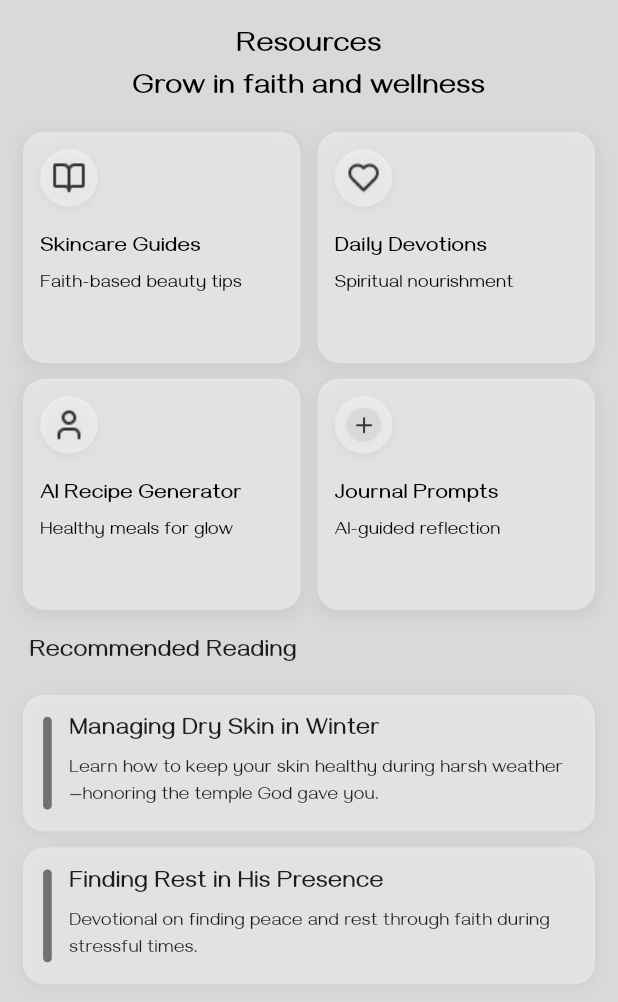
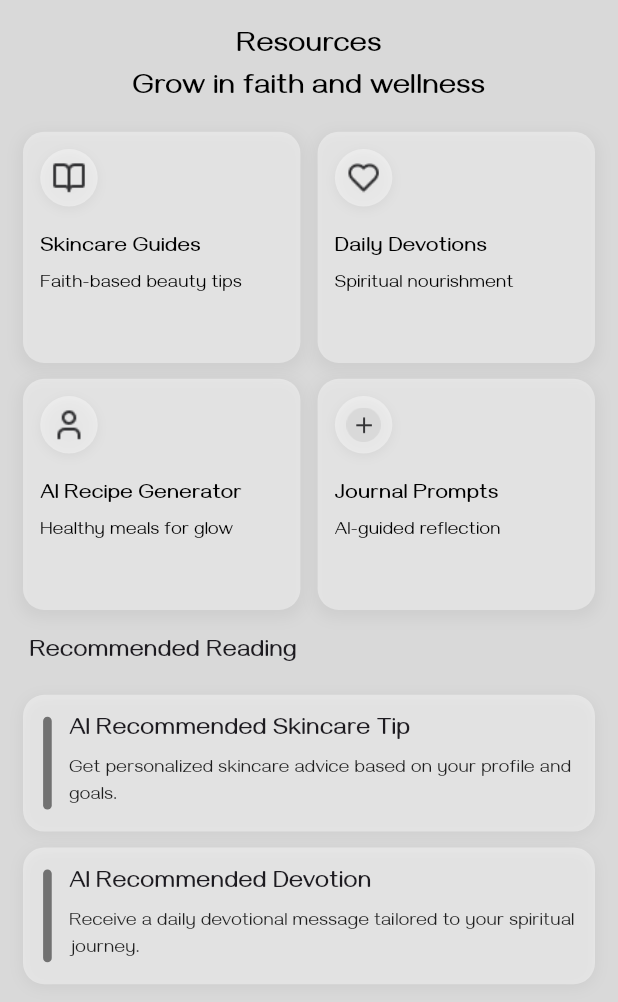
Before and after one commit to Galib-Mahmud/skin_care, a Flutter app: the CheckinScreen2 screen opened by its route, on a phone screen of 412 x 824 dp. Shown: the top 1002 px of the screen. Run offline on Flutter 3.47's test engine with Material 3 defaults, Android fonts, the phone set to English and light mode, and no system bars; our stand-ins replace flutter_screenutil, get, image_picker, shared_preferences; accounts and stored records are empty; network calls fail.

Commit message:
Refactor resources structure and implement AI recommended reading feature

```diff
--- a/lib/core/endpoint/api_endpoint.dart
+++ b/lib/core/endpoint/api_endpoint.dart
@@ -48,7 +48,7 @@ class ApiEndpoint {
   // ─── AI Section ────────────────────────────────────────────────────
   static const String aiChatbot              = "/api/v1/services/ai-chatbot/";
   static const String chatSessions           = "/api/v1/services/chat-sessions/";
-  static const String aiRecommendedReading   = "$baseUrl/api/v1/services/ai-recommended-reading/";
+  static const String aiRecommendedReading   = "/api/v1/services/ai-recommended-reading/";
   static const String aiRecommendedProducts  = "$baseUrl/api/v1/services/recommended-products/";
 
   // ─── Shop - Categories (Public) ────────────────────────────────────
--- a/lib/feature/auth/controller/auth_controller.dart
+++ b/lib/feature/auth/controller/auth_controller.dart
@@ -1,4 +1,4 @@
-// lib/feature/auth/controller/auth_controller.dart
+// lib/feature/auth/controller/chat_bot_controller.dart
 
 import 'dart:convert';
 import 'package:flutter/material.dart';
--- a/lib/feature/chat_bot/screens/jurnal_chatbot_screen.dart
+++ b/lib/feature/chat_bot/screens/jurnal_chatbot_screen.dart
@@ -6,7 +6,7 @@ import 'package:get/get_core/src/get_main.dart';
 import 'package:get/get_instance/src/extension_instance.dart';
 import 'package:get/get_navigation/src/extension_navigation.dart';
 import 'package:get/get_state_manager/src/rx_flutter/rx_obx_widget.dart';
-import 'package:skincare/feature/chat_bot/controller/auth_controller.dart';
+import 'package:skincare/feature/chat_bot/controller/chat_bot_controller.dart';
 
 import '../../../widget/home/custom_app_bar.dart';
 import '../models/chat_history_model.dart';
--- a/lib/feature/home/jurnal_prompts_screen.dart
+++ b/lib/feature/home/jurnal_prompts_screen.dart
@@ -1,7 +1,7 @@
 import 'package:flutter/material.dart';
 import 'package:flutter_screenutil/flutter_screenutil.dart';
 import 'package:get/get.dart';
-import 'package:skincare/feature/chat_bot/controller/auth_controller.dart';
+import 'package:skincare/feature/chat_bot/controller/chat_bot_controller.dart';
 
 import '../../routes/route_name.dart';
 
--- a/lib/feature/home/main_screen.dart
+++ b/lib/feature/home/main_screen.dart
@@ -1,7 +1,7 @@
 import 'package:flutter/material.dart';
 import 'package:flutter_screenutil/flutter_screenutil.dart';
 import 'package:get/get.dart';
-import 'package:skincare/feature/home/resources.dart';
+import 'package:skincare/feature/resources/screens/resources.dart';
 import 'package:skincare/feature/home/checkin_screen1.dart';
 import 'package:skincare/feature/home/home_screen.dart';
 import 'package:skincare/feature/profile/profile_screen.dart';
--- /dev/null
+++ b/lib/feature/resources/controller/resources_controller.dart
@@ -0,0 +1,41 @@
+import 'package:get/get.dart';
+import 'package:skincare/feature/chat_bot/models/chat_history_model.dart';
+import '../../../core/endpoint/api_client.dart';
+import '../../../core/endpoint/api_endpoint.dart';
+import '../../../routes/route_name.dart';
+import '../models/reading_model.dart';
+
+class ResourcesController extends GetxController {
+  final ApiClient _apiClient = ApiClient(baseUrl: ApiEndpoint.baseUrl);
+
+  final RxBool isLoading = false.obs;
+  final Rx<ReadingModel?> recommendedReading = Rx<ReadingModel?>(null);
+
+  @override
+  void onInit() {
+    super.onInit();
+    loadReading();
+  }
+
+  Future<void> loadReading() async {
+    isLoading.value = true;
+
+    try {
+      final response = await _apiClient.get(
+        ApiEndpoint.aiRecommendedReading,
+        requiresAuth: true,
+      );
+
+      if (response != null && response['data'] != null) {
+        recommendedReading.value =
+            ReadingModel.fromJson(response['data']);
+      }
+    } catch (e) {
+      print("Error loading AI recommended reading: $e");
+    } finally {
+      isLoading.value = false;
+    }
+  }
+
+
+}
--- /dev/null
+++ b/lib/feature/resources/models/reading_model.dart
@@ -0,0 +1,45 @@
+class ReadingModel {
+  Skincare? skincare;
+  Skincare? devotion;
+
+  ReadingModel({this.skincare, this.devotion});
+
+  ReadingModel.fromJson(Map<String, dynamic> json) {
+    skincare = json['skincare'] != null
+        ? new Skincare.fromJson(json['skincare'])
+        : null;
+    devotion = json['devotion'] != null
+        ? new Skincare.fromJson(json['devotion'])
+        : null;
+  }
+
+  Map<String, dynamic> toJson() {
+    final Map<String, dynamic> data = new Map<String, dynamic>();
+    if (this.skincare != null) {
+      data['skincare'] = this.skincare!.toJson();
+    }
+    if (this.devotion != null) {
+      data['devotion'] = this.devotion!.toJson();
+    }
+    return data;
+  }
+}
+
+class Skincare {
+  String? title;
+  String? content;
+
+  Skincare({this.title, this.content});
+
+  Skincare.fromJson(Map<String, dynamic> json) {
+    title = json['title'];
+    content = json['content'];
+  }
+
+  Map<String, dynamic> toJson() {
+    final Map<String, dynamic> data = new Map<String, dynamic>();
+    data['title'] = this.title;
+    data['content'] = this.content;
+    return data;
+  }
+}
--- a/lib/feature/home/resources.dart
+++ b/lib/feature/resources/screens/resources.dart
@@ -1,6 +1,7 @@
 import 'package:flutter/material.dart';
 import 'package:flutter_screenutil/flutter_screenutil.dart';
 import 'package:get/get.dart';
+import 'package:skincare/feature/resources/controller/resources_controller.dart';
 import 'package:skincare/routes/route_name.dart';
 
 class CheckinScreen2 extends StatelessWidget {
@@ -8,8 +9,9 @@ class CheckinScreen2 extends StatelessWidget {
 
   @override
   Widget build(BuildContext context) {
+    final ResourcesController resourcesController = Get.put(ResourcesController());
+
     return Scaffold(
-
       body: SafeArea(
         child: SingleChildScrollView(
           padding: EdgeInsets.symmetric(horizontal: 16.w, vertical: 12.h),
@@ -78,16 +80,22 @@ class CheckinScreen2 extends StatelessWidget {
                 style: TextStyle(fontSize: 18.sp, fontWeight: FontWeight.w700),
               ),
               SizedBox(height: 18.h),
-              const _ReadingCard(
-                title: 'Managing Dry Skin in Winter',
-                content:
-                'Learn how to keep your skin healthy during harsh weather—honoring the temple God gave you.',
+              Obx(
+                () => _ReadingCard(
+                  title: resourcesController.recommendedReading.value?.skincare?.title ??
+                      'AI Recommended Skincare Tip',
+                  content: resourcesController.recommendedReading.value?.skincare?.content ??
+                      'Get personalized skincare advice based on your profile and goals.',
+                )
               ),
               SizedBox(height: 12.h),
-              const _ReadingCard(
-                title: 'Finding Rest in His Presence',
-                content:
-                'Devotional on finding peace and rest through faith during stressful times.',
+              Obx(
+                () => _ReadingCard(
+                  title: resourcesController.recommendedReading.value?.devotion?.title ??
+                      'AI Recommended Devotion',
+                  content: resourcesController.recommendedReading.value?.devotion?.content ??
+                      'Receive a daily devotional message tailored to your spiritual journey.',
+                )
               ),
               SizedBox(height: 80.h), // leave space above bottom bar
             ],
@@ -189,11 +197,28 @@ class _ReadingCard extends StatelessWidget {
   final String title;
   final String content;
 
-  const _ReadingCard({required this.title, required this.content});
+  _ReadingCard({required this.title, required this.content});
 
   @override
   Widget build(BuildContext context) {
-    return Container(
+    return GestureDetector(
+      onTap: (){
+          Get.dialog(
+            AlertDialog(
+              backgroundColor: Color.fromRGBO(217, 217, 217, 1),
+              shape: RoundedRectangleBorder(borderRadius: BorderRadius.circular(16.r)),
+              title: Text(title, style: TextStyle(fontSize: 18.sp, fontWeight: FontWeight.bold)),
+              content: Text(content, style: TextStyle(fontSize: 14.sp, color: Colors.black87)),
+              actions: [
+                TextButton(
+                  onPressed: () => Get.back(),
+                  child: Text('Close', style: TextStyle(fontSize: 14.sp)),
+                ),
+              ],
+            ),
+          );
+      },
+      child: Container(
         decoration: BoxDecoration(
           color: Color.fromRGBO(255, 255, 255, 0.4),
           borderRadius: BorderRadius.circular(16.r),
@@ -224,12 +249,13 @@ class _ReadingCard extends StatelessWidget {
                 children: [
                   Text(title, style: TextStyle(fontSize: 18.sp, fontWeight: FontWeight.bold)),
                   SizedBox(height: 6.h),
-                Text(content, style: TextStyle(fontSize: 14.sp, color: Colors.black87)),
+                  Text(content, style: TextStyle(fontSize: 14.sp, color: Colors.black87), maxLines: 2, overflow: TextOverflow.ellipsis),
                 ],
               ),
             ),
           ],
         ),
+      ),
     );
   }
 }
--- a/lib/routes/app_route.dart
+++ b/lib/routes/app_route.dart
@@ -8,7 +8,7 @@ import 'package:skincare/feature/auth/screens/signup.dart';
 import 'package:skincare/feature/auth/screens/account_created_successfully.dart';
 import 'package:skincare/feature/home/main_screen.dart';
 import 'package:skincare/feature/home/ai_recipe_generator.dart';
-import 'package:skincare/feature/home/resources.dart';
+import 'package:skincare/feature/resources/screens/resources.dart';
 import 'package:skincare/feature/home/checkin_screen1.dart';
 import 'package:skincare/feature/home/jurnal_prompts_screen.dart';
 import 'package:skincare/feature/home/profile_screen.dart';
@@ -196,22 +196,26 @@ class AppRoute {
       page: () =>JurnalPromptsScreen(),
       transition: Transition.rightToLeft,
       transitionDuration: Duration(milliseconds: 300),
-    ),GetPage(
-      name: RouteName.skincareChatbot,
-      page: () =>SkincareChatBot(),
-      transition: Transition.rightToLeft,
-      transitionDuration: Duration(milliseconds: 300),
-    ),GetPage(
-      name: RouteName.dailyDaviationchatbot,
-      page: () =>DailyDaviationChatBot(),
-      transition: Transition.rightToLeft,
-      transitionDuration: Duration(milliseconds: 300),
-    ),GetPage(
-      name: RouteName.airecipeGenerator,
-      page: () =>AiRecipeGenerator(),
-      transition: Transition.rightToLeft,
-      transitionDuration: Duration(milliseconds: 300),
-    ),GetPage(
+    ),
+
+    // GetPage(
+    //   name: RouteName.skincareChatbot,
+    //   page: () =>SkincareChatBot(),
+    //   transition: Transition.rightToLeft,
+    //   transitionDuration: Duration(milliseconds: 300),
+    // ),GetPage(
+    //   name: RouteName.dailyDaviationchatbot,
+    //   page: () =>DailyDaviationChatBot(),
+    //   transition: Transition.rightToLeft,
+    //   transitionDuration: Duration(milliseconds: 300),
+    // ),GetPage(
+    //   name: RouteName.airecipeGenerator,
+    //   page: () =>AiRecipeGenerator(),
+    //   transition: Transition.rightToLeft,
+    //   transitionDuration: Duration(milliseconds: 300),
+    // ),
+
+    GetPage(
       name: RouteName.shopScreen1,
       page: () =>ShopScreen1(),
       transition: Transition.rightToLeft,
```
Also changed, not shown: lib/feature/chat_bot/controller/chat_bot_controller.dart (renamed from lib/feature/chat_bot/controller/auth_controller.dart). Lines whose indentation alone changed are shown as unchanged.
